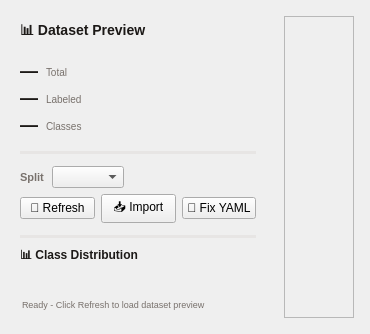
First picture: the form in scripts/ui/dataset.ui, repository Mcriel-CHYJIE/YOLO, before the edit.
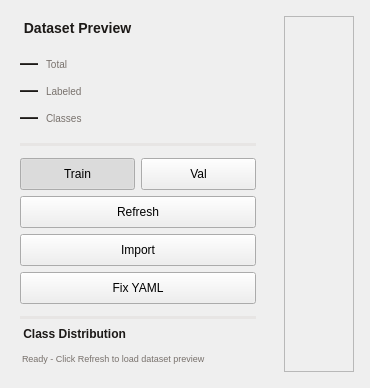
Second picture: the form after the edit.

Diff of the .ui file:
```diff
--- a/scripts/ui/dataset.ui
+++ b/scripts/ui/dataset.ui
@@ -37,7 +37,7 @@
       </property>
 
       <item><widget class="QLabel" name="titleLabel">
-       <property name="text"><string>📊 Dataset Preview</string></property>
+       <property name="text"><string> Dataset Preview</string></property>
        <property name="styleSheet"><string>font-size:14px;font-weight:600;color:#1c1917;</string></property>
       </widget></item>
 
@@ -182,22 +182,23 @@
        <number>0</number>
       </property>
           <property name="spacing">
-       <number>8</number>
+       <number>6</number>
       </property>
-          <item><widget class="QLabel" name="splitLabel">
-           <property name="text"><string>Split</string></property>
-           <property name="styleSheet"><string>font-size:11px;color:#78716c;font-weight:500;</string></property>
+          <item><widget class="QPushButton" name="btn_train">
+           <property name="text"><string>Train</string></property>
+           <property name="minimumSize"><size><width>0</width><height>32</height></size></property>
+           <property name="checkable"><bool>true</bool></property>
+           <property name="checked"><bool>true</bool></property>
           </widget></item>
-          <item><widget class="QComboBox" name="dp_split"/></item>
-          <item><spacer><property name="orientation">
-       <enum>Horizontal</enum>
-      </property>
-           <property name="sizeHint" stdset="0"><size><width>20</width><height>20</height></size></property>
-          </spacer></item>
+          <item><widget class="QPushButton" name="btn_val">
+           <property name="text"><string>Val</string></property>
+           <property name="minimumSize"><size><width>0</width><height>32</height></size></property>
+           <property name="checkable"><bool>true</bool></property>
+          </widget></item>
          </layout>
         </widget></item>
         <item><widget class="QWidget" name="btnRowD" native="true">
-         <layout class="QHBoxLayout" name="btnLoD">
+         <layout class="QVBoxLayout" name="btnLoD">
           <property name="leftMargin">
        <number>0</number>
       </property><property name="topMargin">
@@ -212,13 +213,16 @@
        <number>6</number>
       </property>
           <item><widget class="QPushButton" name="dp_rf">
-           <property name="text"><string>🔄 Refresh</string></property>
+           <property name="text"><string>Refresh</string></property>
+           <property name="minimumSize"><size><width>0</width><height>32</height></size></property>
           </widget></item>
           <item><widget class="QPushButton" name="dp_import">
-           <property name="text"><string>📥 Import</string></property>
+           <property name="text"><string>Import</string></property>
+           <property name="minimumSize"><size><width>0</width><height>32</height></size></property>
           </widget></item>
           <item><widget class="QPushButton" name="dp_fix_yaml">
-           <property name="text"><string>🔧 Fix YAML</string></property>
+           <property name="text"><string>Fix YAML</string></property>
+           <property name="minimumSize"><size><width>0</width><height>32</height></size></property>
           </widget></item>
          </layout>
         </widget></item>
@@ -231,7 +235,7 @@
       </widget></item>
 
       <item><widget class="QLabel" name="csHeader">
-       <property name="text"><string>📊 Class Distribution</string></property>
+       <property name="text"><string> Class Distribution</string></property>
        <property name="styleSheet"><string>font-size:12px;font-weight:600;color:#1c1917;</string></property>
       </widget></item>
 
@@ -243,12 +247,6 @@
       </property>
       </layout></item>
 
-      <item><spacer><property name="orientation">
-       <enum>Vertical</enum>
-      </property>
-       <property name="sizeHint" stdset="0"><size><width>20</width><height>20</height></size></property>
-      </spacer></item>
-
       <item><widget class="QLabel" name="dp_status">
        <property name="text"><string>Ready - Click Refresh to load dataset preview</string></property>
        <property name="styleSheet"><string>font-size:9px;color:#78716c;padding:4px 0;</string></property>
```
